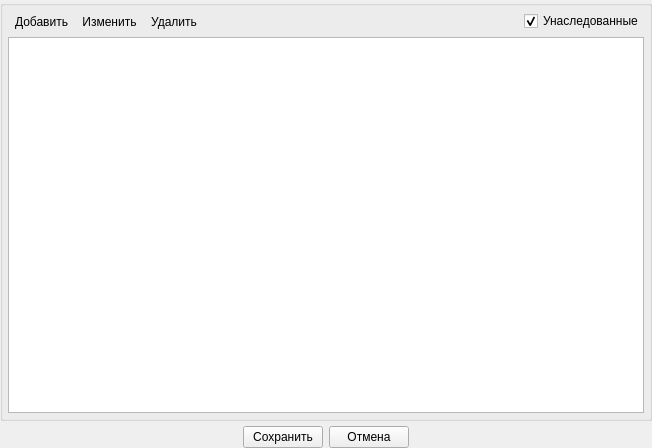
Above: src/plugins/modeleride/permissionwidget.ui from rdnvndr/raindrop before the change. Below: the same form after it.
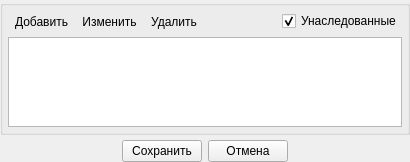
That is the form after the change. Icons and pictures are not drawn.

What changed in the file:
```diff
--- a/src/plugins/modeleride/permissionwidget.ui
+++ b/src/plugins/modeleride/permissionwidget.ui
@@ -6,8 +6,8 @@
    <rect>
     <x>0</x>
     <y>0</y>
-    <width>652</width>
-    <height>448</height>
+    <width>410</width>
+    <height>162</height>
    </rect>
   </property>
   <property name="windowTitle">
```
